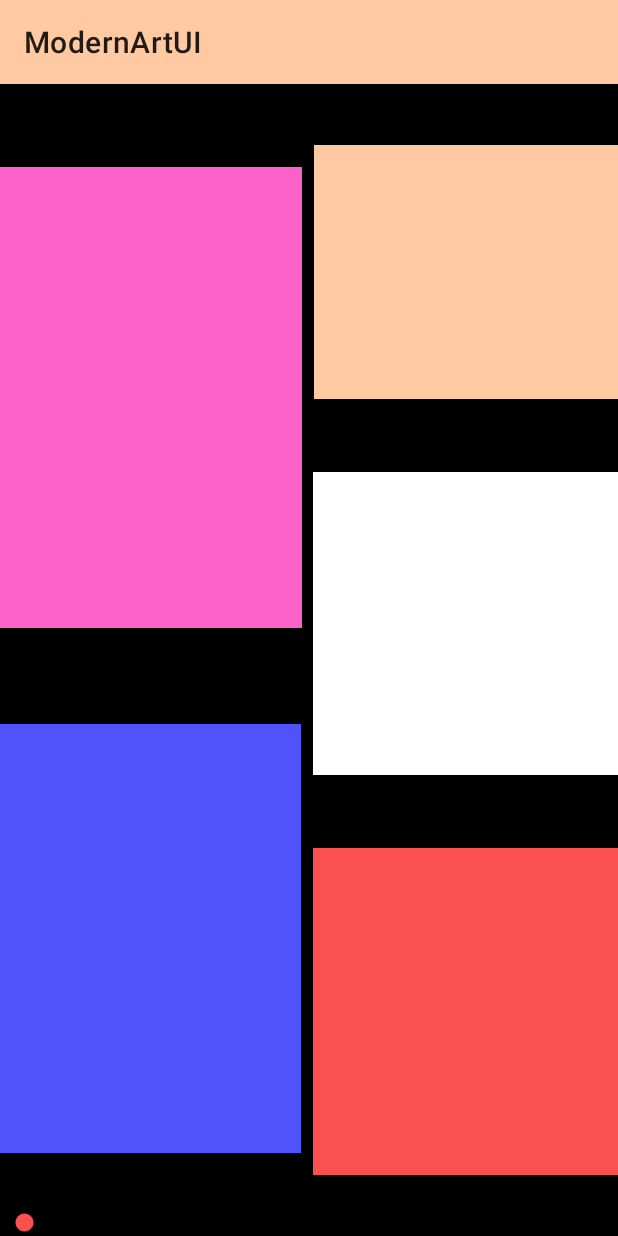
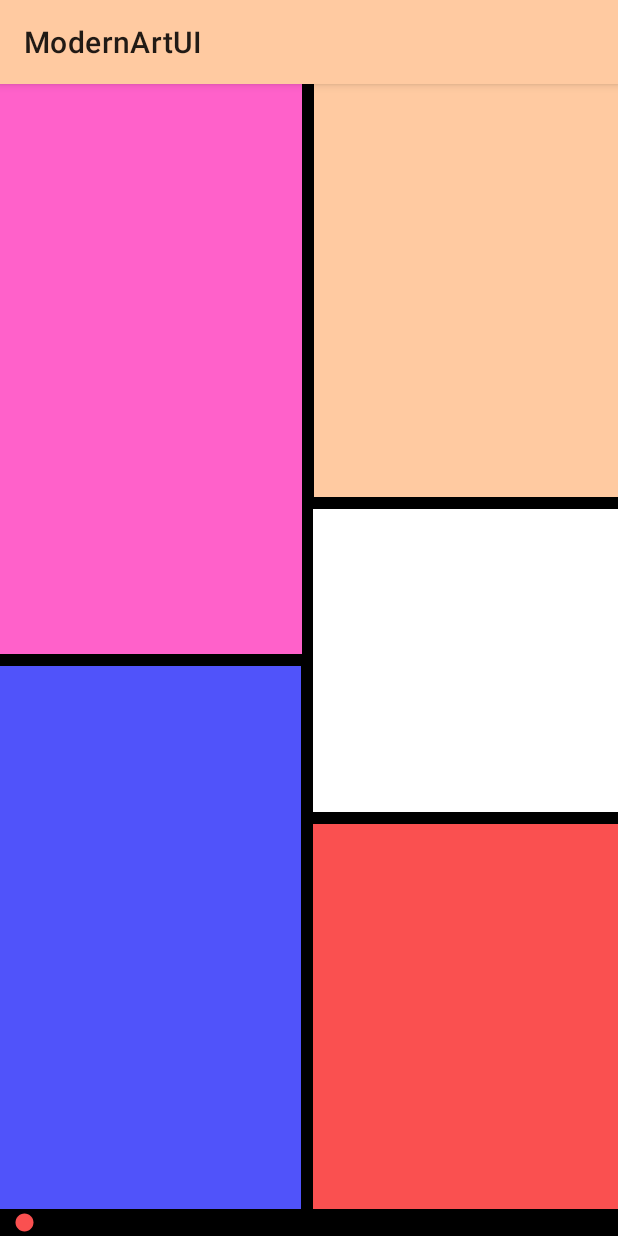
Before and after one commit to Vitaminn171/ModernArtUI, an Android app: the screen it shows after launch (MainActivity), on a phone screen of 412 x 824 dp. Run offline under Robolectric (Android 15) with nearby library versions, the phone set to English and light mode, and no system bars.

Commit message:
new update

```diff
--- a/app/src/main/java/com/example/modernartui/MainActivity.java
+++ b/app/src/main/java/com/example/modernartui/MainActivity.java
@@ -10,6 +10,7 @@ import android.widget.RelativeLayout;
 import android.widget.SeekBar;
 
 import androidx.appcompat.app.AppCompatActivity;
+import androidx.constraintlayout.widget.ConstraintLayout;
 
 
 /*
@@ -21,7 +22,7 @@ public class MainActivity extends AppCompatActivity {
 
     private static final String TAG = "ModernArtUI";
 
-    private RelativeLayout palette;
+    private ConstraintLayout palette;
 
     public Resources.Theme context;
     @Override
--- a/app/src/main/res/layout/activity_main.xml
+++ b/app/src/main/res/layout/activity_main.xml
@@ -2,9 +2,9 @@
 <RelativeLayout xmlns:android="http://schemas.android.com/apk/res/android"
     xmlns:app="http://schemas.android.com/apk/res-auto"
     xmlns:tools="http://schemas.android.com/tools"
-android:layout_width="match_parent"
-android:layout_height="match_parent"
-tools:context=".MainActivity">
+    android:layout_width="match_parent"
+    android:layout_height="match_parent"
+    tools:context=".MainActivity">
 
         <androidx.constraintlayout.widget.ConstraintLayout
             android:id="@+id/palette"
@@ -24,7 +24,7 @@ tools:context=".MainActivity">
                 <View
                     android:id="@+id/viewSkin"
                     android:layout_width="209dp"
-                    android:layout_height="169dp"
+                    android:layout_height="wrap_content"
                     android:layout_alignParentTop="true"
                     android:layout_alignParentEnd="true"
                     android:layout_marginStart="8dp"
@@ -56,7 +56,7 @@ tools:context=".MainActivity">
                 <View
                     android:id="@+id/viewBlue"
                     android:layout_width="206dp"
-                    android:layout_height="286dp"
+                    android:layout_height="wrap_content"
                     android:layout_alignParentStart="true"
                     android:layout_alignParentTop="true"
                     android:layout_marginTop="4dp"
@@ -89,7 +89,7 @@ tools:context=".MainActivity">
                 <View
                     android:id="@+id/viewRed"
                     android:layout_width="209dp"
-                    android:layout_height="218dp"
+                    android:layout_height="wrap_content"
                     android:layout_alignParentTop="true"
                     android:layout_alignParentEnd="true"
                     android:layout_marginStart="8dp"
@@ -105,7 +105,7 @@ tools:context=".MainActivity">
                 <View
                     android:id="@+id/viewPurple"
                     android:layout_width="207dp"
-                    android:layout_height="307dp"
+                    android:layout_height="wrap_content"
                     android:layout_alignParentStart="true"
                     android:layout_alignParentTop="true"
                     android:layout_marginBottom="4dp"
```
